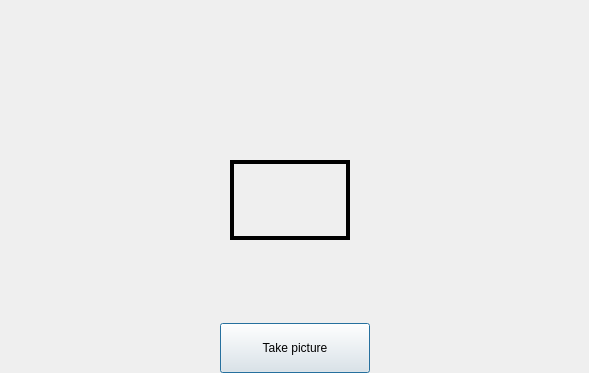
This is src/qtTouch/WebcamManager.ui in USI-Showroom/WarpMe as Qt 5 draws it before an edit. The edited form follows.
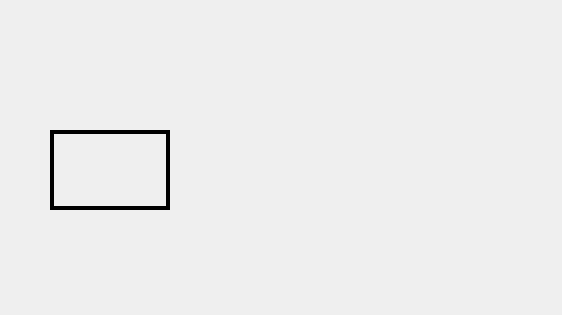
This is the edited form. Custom widgets are drawn as their Qt base class.

Commit message: fixed mirroring and webcam rotation + webcam timer and sound

Patch:
```diff
--- a/src/qtTouch/WebcamManager.ui
+++ b/src/qtTouch/WebcamManager.ui
@@ -6,8 +6,8 @@
    <rect>
     <x>0</x>
     <y>0</y>
-    <width>589</width>
-    <height>373</height>
+    <width>562</width>
+    <height>315</height>
    </rect>
   </property>
   <property name="windowTitle">
@@ -40,8 +40,8 @@
      <widget class="QFrame" name="frame">
       <property name="geometry">
        <rect>
-        <x>230</x>
-        <y>160</y>
+        <x>50</x>
+        <y>130</y>
         <width>120</width>
         <height>80</height>
        </rect>
@@ -58,75 +58,6 @@
      </widget>
     </widget>
    </item>
-   <item>
-    <widget class="QWidget" name="widget" native="true">
-     <property name="maximumSize">
-      <size>
-       <width>16777215</width>
-       <height>50</height>
-      </size>
-     </property>
-     <layout class="QHBoxLayout" name="horizontalLayout">
-      <property name="leftMargin">
-       <number>0</number>
-      </property>
-      <property name="topMargin">
-       <number>0</number>
-      </property>
-      <property name="rightMargin">
-       <number>0</number>
-      </property>
-      <property name="bottomMargin">
-       <number>0</number>
-      </property>
-      <item>
-       <spacer name="horizontalSpacer">
-        <property name="orientation">
-         <enum>Qt::Horizontal</enum>
-        </property>
-        <property name="sizeHint" stdset="0">
-         <size>
-          <width>40</width>
-          <height>20</height>
-         </size>
-        </property>
-       </spacer>
-      </item>
-      <item>
-       <widget class="QPushButton" name="takePictureBtn">
-        <property name="minimumSize">
-         <size>
-          <width>150</width>
-          <height>50</height>
-         </size>
-        </property>
-        <property name="maximumSize">
-         <size>
-          <width>150</width>
-          <height>50</height>
-         </size>
-        </property>
-        <property name="text">
-         <string>Take picture</string>
-        </property>
-       </widget>
-      </item>
-      <item>
-       <spacer name="horizontalSpacer_2">
-        <property name="orientation">
-         <enum>Qt::Horizontal</enum>
-        </property>
-        <property name="sizeHint" stdset="0">
-         <size>
-          <width>40</width>
-          <height>20</height>
-         </size>
-        </property>
-       </spacer>
-      </item>
-     </layout>
-    </widget>
-   </item>
   </layout>
  </widget>
  <customwidgets>
```
Left out of the diff: 19 changed lines with no effect on the pictures. The commit also changes 5 other files.
